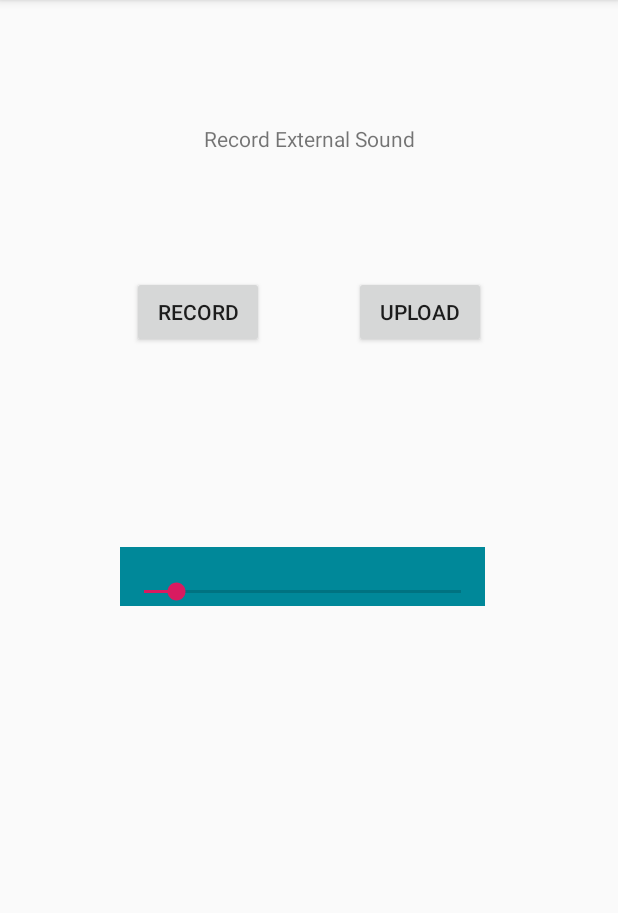
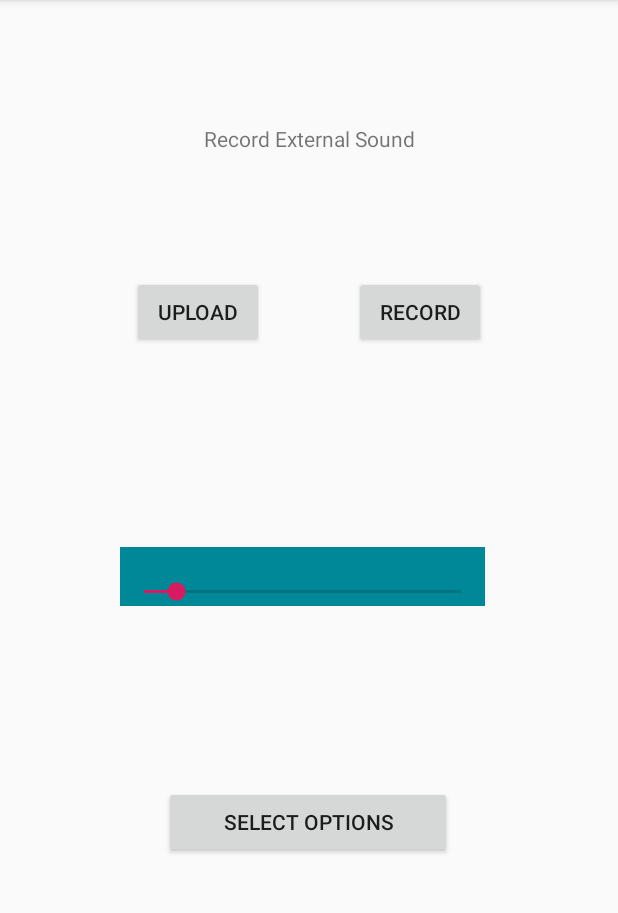
Before and after one commit to Shivamdhar/CSE-535-EmergencyAlarm, an Android app: the screen it shows after launch (MainActivity), on a phone screen of 412 x 824 dp, the part 84-997 px from its top. Run offline under Robolectric (Android 15) with nearby library versions, the phone set to English and light mode, and no system bars.

Commit message:
Added new activity for saving notification preferences

```diff
--- a/app/app/build.gradle
+++ b/app/app/build.gradle
@@ -23,6 +23,7 @@ dependencies {
     implementation fileTree(dir: 'libs', include: ['*.jar'])
     implementation 'androidx.appcompat:appcompat:1.0.2'
     implementation 'androidx.constraintlayout:constraintlayout:1.1.3'
+    implementation 'androidx.preference:preference:1.1.0-alpha05'
     testImplementation 'junit:junit:4.12'
     androidTestImplementation 'androidx.test:runner:1.1.1'
     androidTestImplementation 'androidx.test.espresso:espresso-core:3.1.1'
--- a/app/app/src/main/java/com/example/emergencyalarm/MainActivity.java
+++ b/app/app/src/main/java/com/example/emergencyalarm/MainActivity.java
@@ -1,5 +1,7 @@
 package com.example.emergencyalarm;
 
+import android.content.Context;
+import android.content.Intent;
 import android.content.pm.PackageManager;
 import android.media.MediaRecorder;
 import android.net.Uri;
@@ -42,13 +44,14 @@ public class MainActivity extends AppCompatActivity {
     int count = 1;
     private Button startbtn;
     private Button uploadbtn;
-    private Button vibratebtn;
+    private Button optionsBtn;
     private Vibrator vibrator;
     private SeekBar seekBar;
     private MediaRecorder mRecorder;
     private static final String LOG_TAG = "AudioRecording";
     private static String mFileName = null;
     public static final int REQUEST_AUDIO_PERMISSION_CODE = 1;
+    final Context context = this;
 
     @Override
     protected void onCreate(Bundle savedInstanceState) {
@@ -73,8 +76,8 @@ public class MainActivity extends AppCompatActivity {
 
         seekBar.setOnSeekBarChangeListener(new SeekBar.OnSeekBarChangeListener() {
             int progressChangedValue = 0;
-            int seekBarValue= seekBar.getProgress();
-            int vibrationAmplitude = (seekBarValue/100)*255;
+            //int seekBarValue= seekBar.getProgress();
+            int vibrationAmplitude = (progressChangedValue*255)/100;
             public void onProgressChanged(SeekBar seekBar, int progress, boolean fromUser) {
                 progressChangedValue = progress;
             }
@@ -84,15 +87,23 @@ public class MainActivity extends AppCompatActivity {
             }
 
             public void onStopTrackingTouch(SeekBar seekBar) {
-                Toast.makeText(MainActivity.this, "Seek bar progress is :" + progressChangedValue,
+                Toast.makeText(MainActivity.this, "Amplitude of Vibration is :" + progressChangedValue,
                         Toast.LENGTH_SHORT).show();
+                vibrationAmplitude = (progressChangedValue*255)/100;
                 vibrateMobile(vibrationAmplitude);
             }
 
 
         });
 
-
+        optionsBtn = findViewById(R.id.optionsButton);
+        optionsBtn.setOnClickListener(new View.OnClickListener() {
+            @Override
+            public void onClick(View v) {
+                Intent intent = new Intent(context, SettingsActivity.class);
+                startActivity(intent);
+            }
+        });
 
 
 
@@ -102,7 +113,7 @@ public class MainActivity extends AppCompatActivity {
             @Override
             public void onClick(View v) {
                 UploadTask up1 = new UploadTask();
-                Toast.makeText(getApplicationContext(),"Stating to Upload",Toast.LENGTH_LONG).show();
+                Toast.makeText(getApplicationContext(),"Starting to Upload",Toast.LENGTH_LONG).show();
                 up1.execute();
             }
         });
--- a/app/app/src/main/res/layout/activity_main.xml
+++ b/app/app/src/main/res/layout/activity_main.xml
@@ -6,6 +6,7 @@
     android:layout_height="match_parent"
     tools:context=".MainActivity">
 
+
     <Button
         android:id="@+id/recordButton"
         android:layout_width="wrap_content"
@@ -13,7 +14,7 @@
         android:layout_marginLeft="88dp"
         android:layout_marginStart="88dp"
         android:layout_marginTop="184dp"
-        android:text="Record"
+        android:text="@string/upload_button"
         app:layout_constraintStart_toStartOf="parent"
         app:layout_constraintTop_toTopOf="parent" />
 
@@ -23,7 +24,7 @@
         android:layout_height="wrap_content"
         android:layout_marginEnd="88dp"
         android:layout_marginRight="88dp"
-        android:text="Upload"
+        android:text="@string/record_button"
         app:layout_constraintBottom_toBottomOf="@+id/recordButton"
         app:layout_constraintEnd_toEndOf="parent"
         app:layout_constraintTop_toTopOf="@+id/recordButton"
@@ -33,7 +34,7 @@
         android:id="@+id/textView"
         android:layout_width="wrap_content"
         android:layout_height="wrap_content"
-        android:text="Record External Sound"
+        android:text="@string/main_heading"
         app:layout_constraintBottom_toBottomOf="parent"
         app:layout_constraintLeft_toLeftOf="parent"
         app:layout_constraintRight_toRightOf="parent"
@@ -53,4 +54,15 @@
         android:paddingTop="20dp"
         android:progress="10" />
 
+    <Button
+        android:id="@+id/optionsButton"
+        android:layout_width="192dp"
+        android:layout_height="48dp"
+        android:layout_marginTop="120dp"
+        android:text="@string/options_button"
+        app:layout_constraintEnd_toEndOf="parent"
+        app:layout_constraintHorizontal_bias="0.497"
+        app:layout_constraintStart_toStartOf="parent"
+        app:layout_constraintTop_toBottomOf="@+id/seekBar" />
+
 </androidx.constraintlayout.widget.ConstraintLayout>
```
Also changed, not shown: app/app/src/main/AndroidManifest.xml (+9 -6 lines), app/app/src/main/java/com/example/emergencyalarm/SettingsActivity.java (added, +66 -0 lines), app/app/src/main/res/layout/activity_settings.xml (added, +58 -0 lines), app/app/src/main/res/values/arrays.xml (added, +12 -0 lines), app/app/src/main/res/values/strings.xml (+27 -0 lines), app/app/src/main/res/xml/root_preferences.xml (added, +51 -0 lines), app/app/src/main/res/drawable/recordaudio.jpeg (added).
